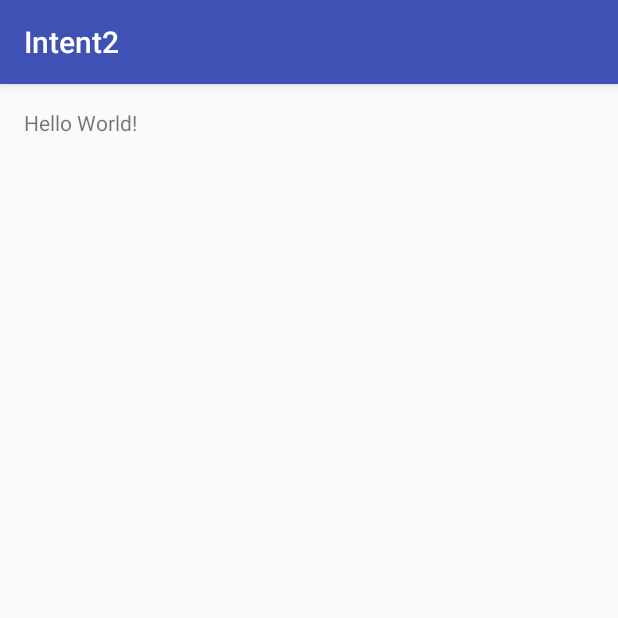
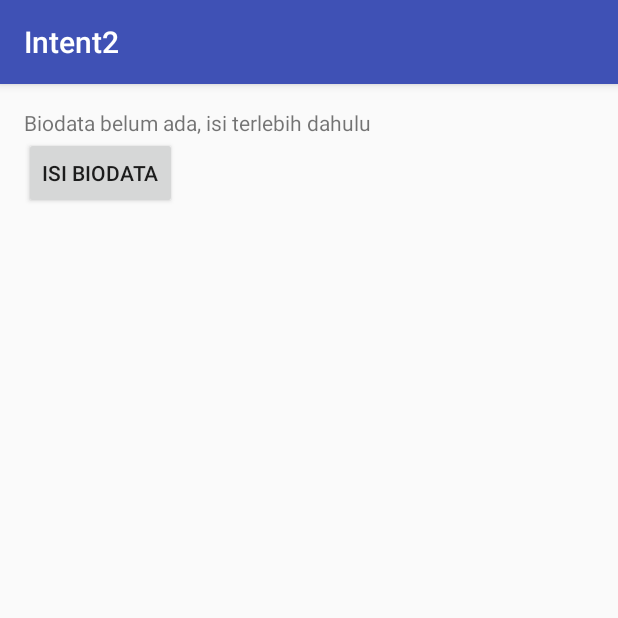
Before and after one commit to Ditaayu/Intent2, an Android app: the screen it shows after launch (MainActivity), on a phone screen of 412 x 824 dp, the top half of it. Run offline under Robolectric (Android 15) with nearby library versions, the phone set to English and light mode, and no system bars.

Commit message:
startActivityForResult Final

```diff
--- a/app/src/main/AndroidManifest.xml
+++ b/app/src/main/AndroidManifest.xml
@@ -15,6 +15,7 @@
                 <category android:name="android.intent.category.LAUNCHER" />
             </intent-filter>
         </activity>
+        <activity android:name=".InputActivity"></activity>
     </application>
 
 </manifest>
--- a/app/src/main/java/id/sch/smktelkom_mlg/learn/intent2/MainActivity.java
+++ b/app/src/main/java/id/sch/smktelkom_mlg/learn/intent2/MainActivity.java
@@ -1,13 +1,40 @@
 package id.sch.smktelkom_mlg.learn.intent2;
 
+import android.content.Intent;
 import android.support.v7.app.AppCompatActivity;
 import android.os.Bundle;
+import android.widget.TextView;
 
 public class MainActivity extends AppCompatActivity {
+
+    private static final int REQUEST_CODE = ;
 
     @Override
     protected void onCreate(Bundle savedInstanceState) {
         super.onCreate(savedInstanceState);
         setContentView(R.layout.activity_main);
     }
+
+    @Override
+    protected void onActivityResult(int requestCode, int resultCode, Intent data)
+    {
+        super.onActivityResult(requestCode, resultCode, data);
+    }
+
+    @Override
+    protected void onActivityResult(int requestCode, int resultCode, Intent data)
+    {
+        super.onActivityResult(requestCode, resultCode, data);
+        if (requestCode==REQUEST_CODE)
+        {
+            if (resultCode==RESULT_OK)
+            {
+                String nama = data.getStringExtra(InputActivity.NAMA);
+                int thnLhr = data.getIntExtra(InputActivity.TAHUN_LAHIR);
+                TextView tvBiodata = (TextView) findViewById(R.id.textViewBiodata);
+                tvBiodata.setText("Nama\t\t\t\t\t\t\t\t: "+nama
+                        +"\nTahun Kelahiran\t: "+thnLhr);
+            }
+        }
+    }
 }
--- a/app/src/main/res/layout/activity_main.xml
+++ b/app/src/main/res/layout/activity_main.xml
@@ -13,5 +13,12 @@
     <TextView
         android:layout_width="wrap_content"
         android:layout_height="wrap_content"
-        android:text="Hello World!" />
+        android:text="Biodata belum ada, isi terlebih dahulu"
+        android:id="@+id/textViewBiodata"/>
+
+    <Button
+        android:layout_width="wrap_content"
+        android:layout_height="wrap_content"
+        android:text="Isi Biodata"
+        android:id="@+id/buttonInput" />
 </LinearLayout>
```
Also changed, not shown: app/src/main/java/id/sch/smktelkom_mlg/learn/intent2/InputActivity.java (added, +53 -0 lines), app/src/main/res/layout/activity_input.xml (added, +35 -0 lines).
